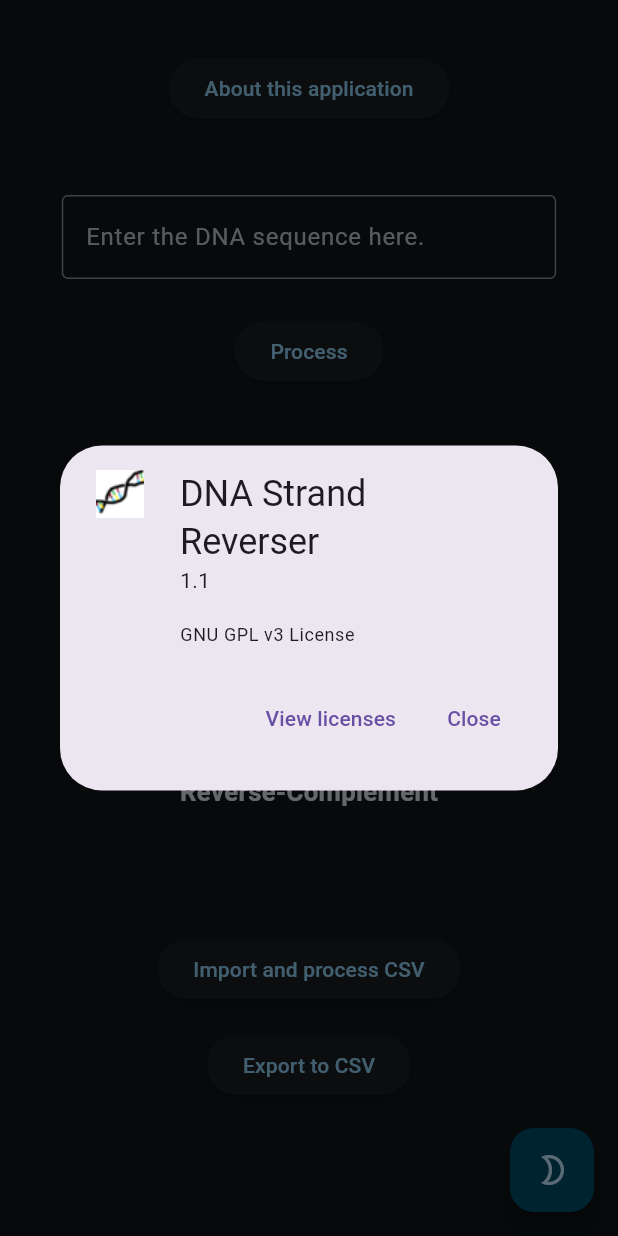
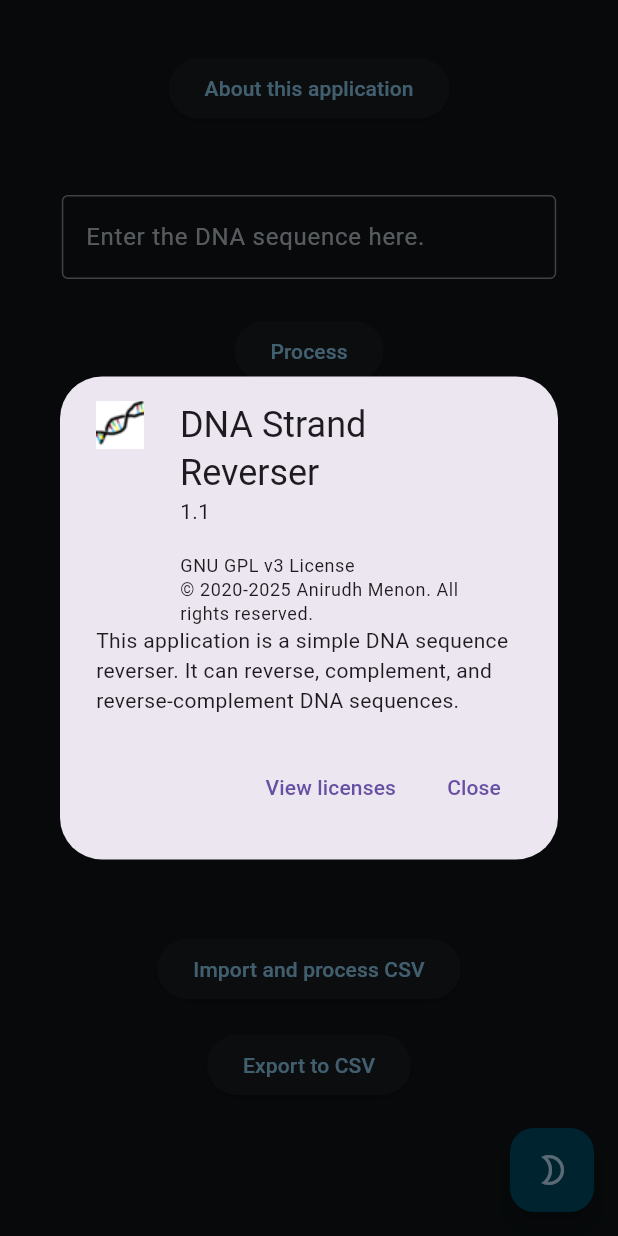
Before and after one commit to Hacker-Anirudh/strand_reverser, a Flutter app: the screen it shows after launch, after a tap on "About this application", on a phone screen of 412 x 824 dp. Run offline on Flutter 3.47's test engine with Material 3 defaults, Android fonts, the phone set to English and light mode, and no system bars; our stand-ins replace csv, file_picker; missing offline and left inert: file_selector.

```diff
--- a/lib/main.dart
+++ b/lib/main.dart
@@ -176,7 +176,12 @@ class HomePageState extends State<HomePage> {
               context: context,
               applicationName: 'DNA Strand Reverser',
               applicationVersion: '1.1',
-              applicationLegalese: 'GNU GPL v3 License',
+              applicationLegalese:
+                  'GNU GPL v3 License\n© 2020-2025 Anirudh Menon. All rights reserved.',
+              children: [
+                const Text(
+                    'This application is a simple DNA sequence reverser. It can reverse, complement, and reverse-complement DNA sequences.'),
+              ],
               applicationIcon: Image.asset('assets/strand_reverser64.png'),
             );
           },
--- a/lib/shared.dart
+++ b/lib/shared.dart
@@ -25,7 +25,7 @@ class Shared {
     DateTime now = DateTime.now();
     String formattedDate = DateFormat('yyyy-MM-dd_HH-mm-ss').format(now);
     if (directory == null) {
-      Shared.showErrorDialog(context, 'Directory is NULL');
+      return null;
     }
     final path = '$directory/$formattedDate-$name.csv';
     return path;
```
Also changed, not shown: 28 other files.
